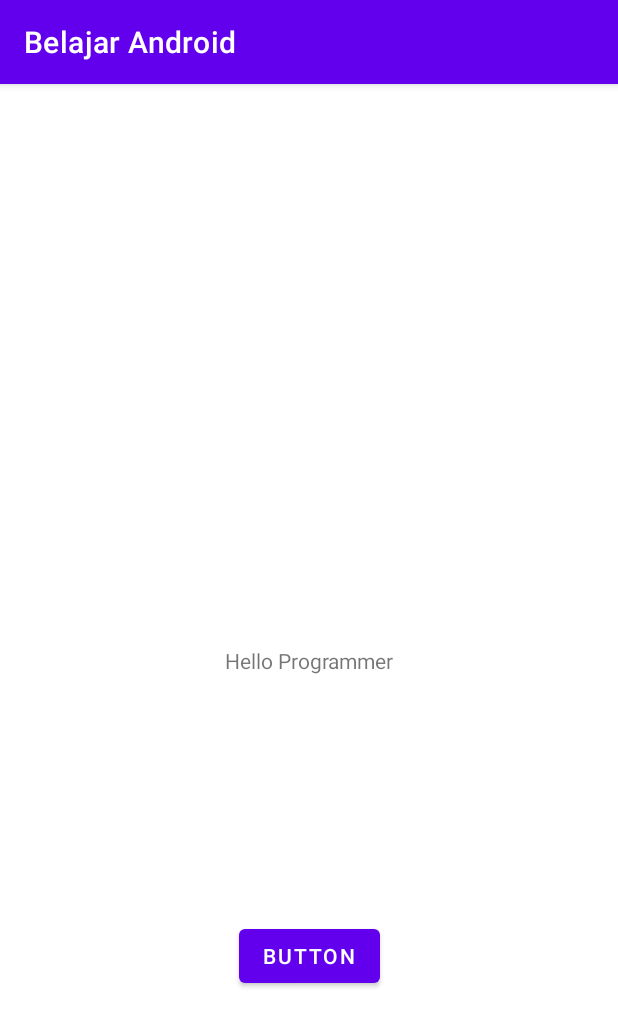
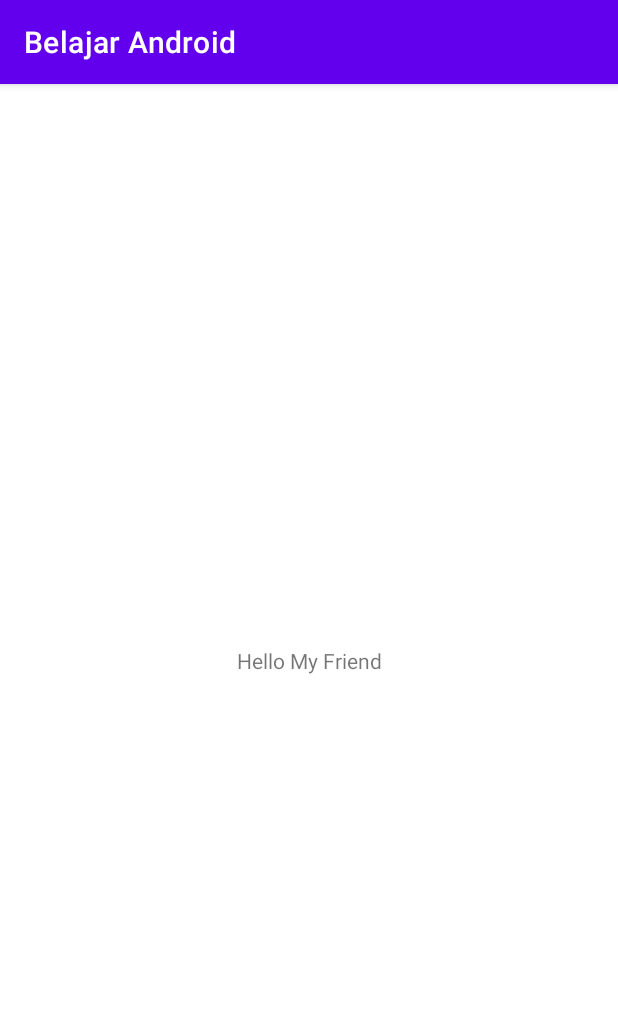
Before and after one commit to andromeda951/belajar-android, an Android app: the screen it shows after launch (MainActivity before the commit, MainActivity2 after it), after a tap on "BUTTON", on a phone screen of 412 x 824 dp. Shown: the top 1027 px of the screen. Run offline under Robolectric (Android 15) with nearby library versions, the phone set to English and light mode, and no system bars.

Commit message:
Update Intent to sending string data to MainActivity2 by using key

```diff
--- a/app/src/main/AndroidManifest.xml
+++ b/app/src/main/AndroidManifest.xml
@@ -12,6 +12,13 @@
         android:supportsRtl="true"
         android:theme="@style/Theme.BelajarAndroid"
         tools:targetApi="31">
+        <activity
+            android:name=".MainActivity2"
+            android:exported="false">
+            <meta-data
+                android:name="android.app.lib_name"
+                android:value="" />
+        </activity>
         <activity
             android:name=".MainActivity"
             android:exported="true">
--- a/app/src/main/java/com/andromeda/belajarandroid/MainActivity.kt
+++ b/app/src/main/java/com/andromeda/belajarandroid/MainActivity.kt
@@ -1,5 +1,6 @@
 package com.andromeda.belajarandroid
 
+import android.content.Intent
 import androidx.appcompat.app.AppCompatActivity
 import android.os.Bundle
 import android.widget.Button
@@ -18,7 +19,10 @@ class MainActivity : AppCompatActivity() {
         btn1 = findViewById(R.id.btn1)
 
         btn1.setOnClickListener {
-            text1.text = "Hello Programmer"
+            // Open MainActivity2
+            val intentDestination = Intent(this@MainActivity, MainActivity2::class.java)
+            intentDestination.putExtra(MainActivity2.EXTRA_DATA, "Hello My Friend")
+            startActivity(intentDestination)
         }
     }
 }
--- a/app/src/main/java/com/andromeda/belajarandroid/MainActivity2.kt
+++ b/app/src/main/java/com/andromeda/belajarandroid/MainActivity2.kt
@@ -2,10 +2,22 @@ package com.andromeda.belajarandroid
 
 import androidx.appcompat.app.AppCompatActivity
 import android.os.Bundle
+import android.widget.TextView
 
 class MainActivity2 : AppCompatActivity() {
+
+    companion object {
+        const val EXTRA_DATA = "extra_data_key"
+    }
+
+    private lateinit var text1: TextView
+
     override fun onCreate(savedInstanceState: Bundle?) {
         super.onCreate(savedInstanceState)
         setContentView(R.layout.activity_main2)
+
+        text1 = findViewById(R.id.textView)
+        val strData = intent.getStringExtra(EXTRA_DATA)
+        text1.text = strData
     }
 }
--- a/app/src/main/res/layout/activity_main2.xml
+++ b/app/src/main/res/layout/activity_main2.xml
@@ -6,4 +6,13 @@
     android:layout_height="match_parent"
     tools:context=".MainActivity2">
 
+    <TextView
+        android:id="@+id/textView"
+        android:layout_width="wrap_content"
+        android:layout_height="wrap_content"
+        android:text="This is activity 2"
+        app:layout_constraintBottom_toBottomOf="parent"
+        app:layout_constraintEnd_toEndOf="parent"
+        app:layout_constraintStart_toStartOf="parent"
+        app:layout_constraintTop_toTopOf="parent" />
 </androidx.constraintlayout.widget.ConstraintLayout>
```
